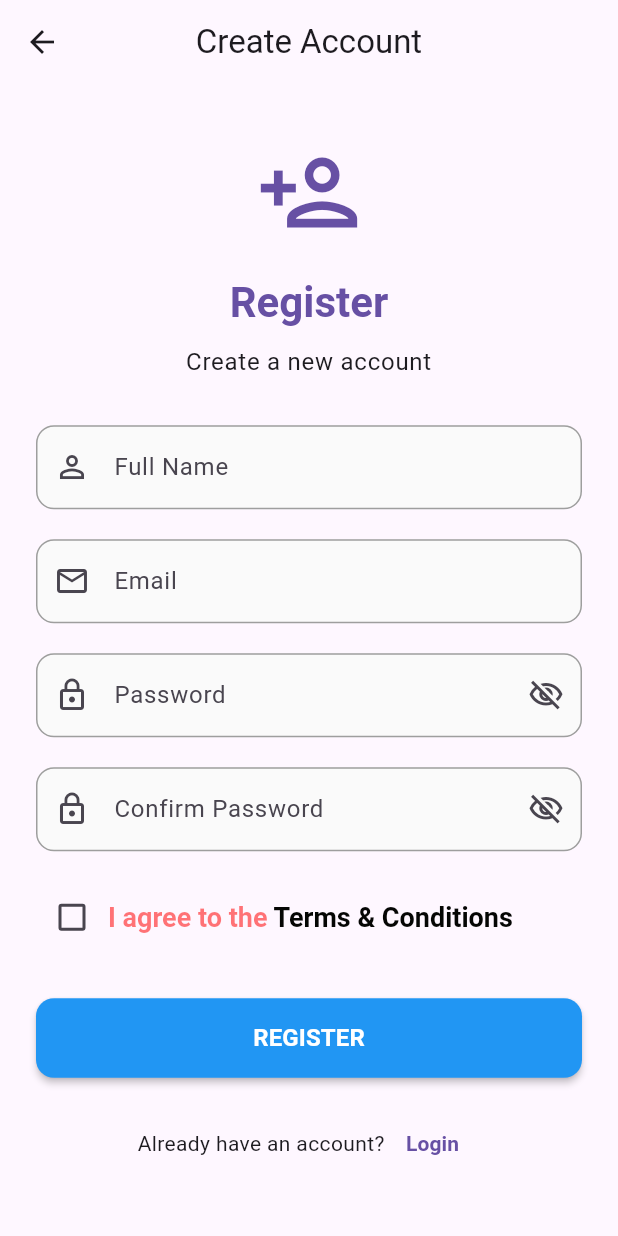
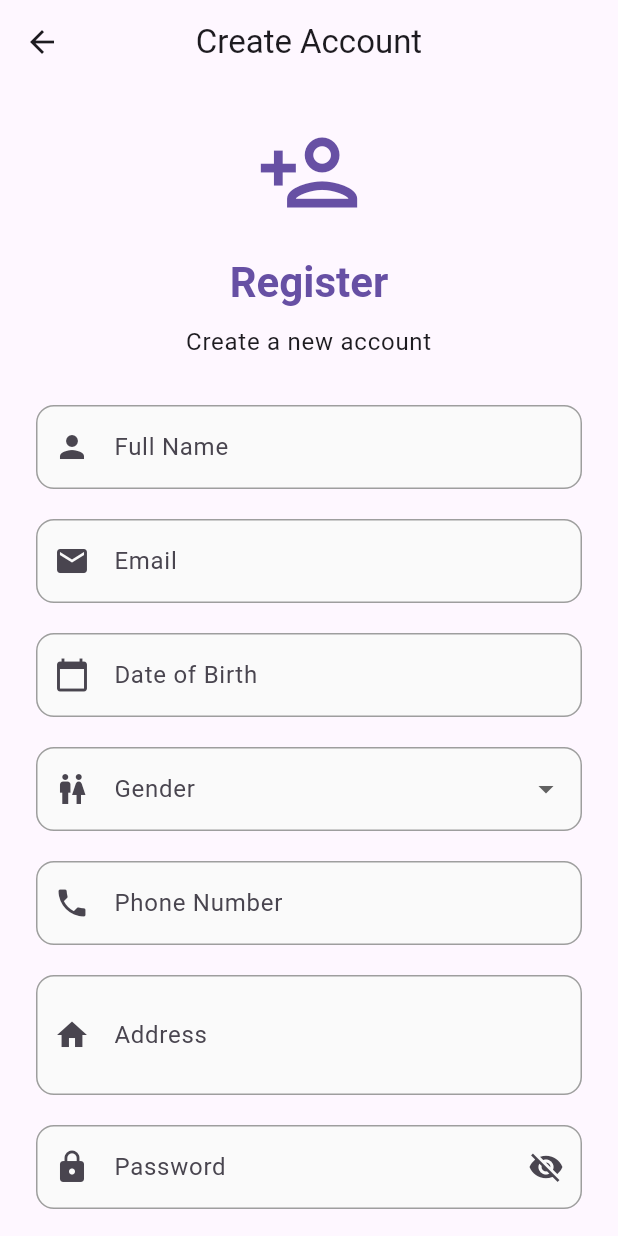
Before and after one commit to Khiyraa/Drawer, a Flutter app: the RegisterScreen screen opened by its route, on a phone screen of 412 x 824 dp. Run offline on Flutter 3.47's test engine with Material 3 defaults, Android fonts, the phone set to English and light mode, and no system bars.

Commit message:
login, register, dashboard

```diff
--- a/lib/login_screen.dart
+++ b/lib/login_screen.dart
@@ -168,7 +168,7 @@ class _LoginScreenState extends State<LoginScreen> {
                           // Forgot Password Link
                           TextButton(
                             onPressed: () {
-                              // TODO: Navigate to forgot password screen
+                              Navigator.pushNamed(context, '/forgot-password');
                             },
                             child: const Text('Forgot Password?'),
                           ),
--- a/lib/main.dart
+++ b/lib/main.dart
@@ -1,3 +1,4 @@
+import 'package:drawer/forgot_password.dart';
 import 'package:flutter/material.dart';
 import 'login_screen.dart';
 import 'register_screen.dart';
@@ -56,6 +57,7 @@ class MyApp extends StatelessWidget {
         '/': (context) => const LoginScreen(),
         '/register': (context) => const RegisterScreen(),
         '/home': (context) => const HomeScreen(),
+         '/forgot-password': (context) => const ForgotPasswordScreen(),
       },
     );
   }
--- a/lib/register_screen.dart
+++ b/lib/register_screen.dart
@@ -11,8 +11,13 @@ class _RegisterScreenState extends State<RegisterScreen> {
   final _formKey = GlobalKey<FormState>();
   final _nameController = TextEditingController();
   final _emailController = TextEditingController();
+  final _dobController = TextEditingController(); // Date of Birth
+  final _phoneController = TextEditingController();
+  final _addressController = TextEditingController();
   final _passwordController = TextEditingController();
   final _confirmPasswordController = TextEditingController();
+  String? _selectedGender;
+
   bool _isPasswordVisible = false;
   bool _isConfirmPasswordVisible = false;
   bool _agreeToTerms = false;
@@ -21,21 +26,38 @@ class _RegisterScreenState extends State<RegisterScreen> {
   void dispose() {
     _nameController.dispose();
     _emailController.dispose();
+    _dobController.dispose();
+    _phoneController.dispose();
+    _addressController.dispose();
     _passwordController.dispose();
     _confirmPasswordController.dispose();
     super.dispose();
   }
 
+  void _selectDate() async {
+    DateTime? picked = await showDatePicker(
+      context: context,
+      initialDate: DateTime(2000),
+      firstDate: DateTime(1900),
+      lastDate: DateTime.now(),
+    );
+    if (picked != null) {
+      _dobController.text = "${picked.toLocal()}".split(' ')[0];
+    }
+  }
+
   void _register() {
     if (_formKey.currentState!.validate() && _agreeToTerms) {
-      // TODO: Implement registration logic
       ScaffoldMessenger.of(context).showSnackBar(
         const SnackBar(content: Text('Processing Registration...')),
       );
-
-      // Simulasi registrasi berhasil
+      //simulasi registrasi berhasil
       print('Name: ${_nameController.text}');
       print('Email: ${_emailController.text}');
+      print('DOB: ${_dobController.text}');
+      print('Gender: $_selectedGender');
+      print('Phone: ${_phoneController.text}');
+      print('Address: ${_addressController.text}');
       print('Password: ${_passwordController.text}');
     } else if (!_agreeToTerms) {
       ScaffoldMessenger.of(context).showSnackBar(
@@ -45,8 +67,7 @@ class _RegisterScreenState extends State<RegisterScreen> {
   }
 
   void _navigateToLogin() {
-    // Kembali ke halaman login
-    Navigator.pop(context);
+    Navigator.pop(context); //kembali ke halaman login
   }
 
   @override
@@ -58,12 +79,11 @@ class _RegisterScreenState extends State<RegisterScreen> {
         elevation: 0,
       ),
       body: SafeArea(
-        child: Center(
         child: SingleChildScrollView(
           padding: const EdgeInsets.all(24.0),
+          child: Form(
+            key: _formKey,
             child: Column(
-              mainAxisAlignment: MainAxisAlignment.center,
-              crossAxisAlignment: CrossAxisAlignment.stretch,
               children: [
                 // Icon atau Gambar
                 Icon(
@@ -92,49 +112,28 @@ class _RegisterScreenState extends State<RegisterScreen> {
                 ),
                 const SizedBox(height: 30),
 
-                // Form Register
-                Form(
-                  key: _formKey,
-                  child: Column(
-                    children: [
-                      // Name Field
+                // Full Name
                 TextFormField(
                   controller: _nameController,
-                        textCapitalization: TextCapitalization.words,
-                        decoration: InputDecoration(
+                  decoration: const InputDecoration(
                     labelText: 'Full Name',
-                          hintText: 'Enter your full name',
-                          prefixIcon: const Icon(Icons.person_outline),
-                          border: OutlineInputBorder(
-                            borderRadius: BorderRadius.circular(12),
+                    prefixIcon: Icon(Icons.person),
                   ),
-                        ),
-                        validator: (value) {
-                          if (value == null || value.isEmpty) {
-                            return 'Please enter your name';
-                          }
-                          return null;
-                        },
+                  validator: (value) =>
+                      value!.isEmpty ? 'Please enter your name' : null,
                 ),
                 const SizedBox(height: 20),
 
-                      // Email Field
+                // Email
                 TextFormField(
                   controller: _emailController,
                   keyboardType: TextInputType.emailAddress,
-                        decoration: InputDecoration(
+                  decoration: const InputDecoration(
                     labelText: 'Email',
-                          hintText: 'Enter your email',
-                          prefixIcon: const Icon(Icons.email_outlined),
-                          border: OutlineInputBorder(
-                            borderRadius: BorderRadius.circular(12),
-                          ),
+                    prefixIcon: Icon(Icons.email),
                   ),
                   validator: (value) {
-                          if (value == null || value.isEmpty) {
-                            return 'Please enter your email';
-                          }
-                          // Simple email validation
+                    if (value!.isEmpty) return 'Please enter your email';
                     if (!RegExp(r'\S+@\S+\.\S+').hasMatch(value)) {
                       return 'Please enter a valid email';
                     }
@@ -143,19 +142,80 @@ class _RegisterScreenState extends State<RegisterScreen> {
                 ),
                 const SizedBox(height: 20),
 
-                      // Password Field
+                // Date of Birth
+                TextFormField(
+                  controller: _dobController,
+                  readOnly: true,
+                  onTap: _selectDate,
+                  decoration: const InputDecoration(
+                    labelText: 'Date of Birth',
+                    prefixIcon: Icon(Icons.calendar_today),
+                  ),
+                  validator: (value) =>
+                      value!.isEmpty ? 'Please select your birth date' : null,
+                ),
+                const SizedBox(height: 20),
+
+                // Gender
+                DropdownButtonFormField<String>(
+                  decoration: const InputDecoration(
+                    labelText: 'Gender',
+                    prefixIcon: Icon(Icons.wc),
+                  ),
+                  value: _selectedGender,
+                  items: const [
+                    DropdownMenuItem(value: 'Male', child: Text('Male')),
+                    DropdownMenuItem(value: 'Female', child: Text('Female')),
+                    DropdownMenuItem(value: 'Other', child: Text('Other')),
+                  ],
+                  onChanged: (value) {
+                    setState(() {
+                      _selectedGender = value;
+                    });
+                  },
+                  validator: (value) =>
+                      value == null ? 'Please select your gender' : null,
+                ),
+                const SizedBox(height: 20),
+
+                // Phone Number
+                TextFormField(
+                  controller: _phoneController,
+                  keyboardType: TextInputType.phone,
+                  decoration: const InputDecoration(
+                    labelText: 'Phone Number',
+                    prefixIcon: Icon(Icons.phone),
+                  ),
+                  validator: (value) =>
+                      value!.isEmpty ? 'Please enter your phone number' : null,
+                ),
+                const SizedBox(height: 20),
+
+                // Address
+                TextFormField(
+                  controller: _addressController,
+                  maxLines: 2,
+                  decoration: const InputDecoration(
+                    labelText: 'Address',
+                    prefixIcon: Icon(Icons.home),
+                  ),
+                  validator: (value) =>
+                      value!.isEmpty ? 'Please enter your address' : null,
+                ),
+                const SizedBox(height: 20),
+
+                // Password
                 TextFormField(
                   controller: _passwordController,
                   obscureText: !_isPasswordVisible,
                   decoration: InputDecoration(
                     labelText: 'Password',
-                          hintText: 'Enter your password',
-                          prefixIcon: const Icon(Icons.lock_outline),
+                    prefixIcon: const Icon(Icons.lock),
                     suffixIcon: IconButton(
                       icon: Icon(
                         _isPasswordVisible
-                                  ? Icons.visibility_outlined
-                                  : Icons.visibility_off_outlined,
+                            ? Icons.visibility
+                            : Icons.visibility_off,
                       ),
                       onPressed: () {
                         setState(() {
@@ -163,14 +223,9 @@ class _RegisterScreenState extends State<RegisterScreen> {
                         });
                       },
                     ),
-                          border: OutlineInputBorder(
-                            borderRadius: BorderRadius.circular(12),
-                          ),
                   ),
                   validator: (value) {
-                          if (value == null || value.isEmpty) {
-                            return 'Please enter a password';
-                          }
+                    if (value!.isEmpty) return 'Please enter a password';
                     if (value.length < 6) {
                       return 'Password must be at least 6 characters';
                     }
@@ -179,19 +234,18 @@ class _RegisterScreenState extends State<RegisterScreen> {
                 ),
                 const SizedBox(height: 20),
 
-                      // Confirm Password Field
+                // Confirm Password
                 TextFormField(
                   controller: _confirmPasswordController,
                   obscureText: !_isConfirmPasswordVisible,
                   decoration: InputDecoration(
                     labelText: 'Confirm Password',
-                          hintText: 'Confirm your password',
-                          prefixIcon: const Icon(Icons.lock_outline),
+                    prefixIcon: const Icon(Icons.lock),
                     suffixIcon: IconButton(
                       icon: Icon(
                         _isConfirmPasswordVisible
-                                  ? Icons.visibility_outlined
-                                  : Icons.visibility_off_outlined,
+                            ? Icons.visibility
+                            : Icons.visibility_off,
                       ),
                       onPressed: () {
                         setState(() {
@@ -200,12 +254,9 @@ class _RegisterScreenState extends State<RegisterScreen> {
                         });
                       },
                     ),
-                          border: OutlineInputBorder(
-                            borderRadius: BorderRadius.circular(12),
-                          ),
                   ),
                   validator: (value) {
-                          if (value == null || value.isEmpty) {
+                    if (value!.isEmpty) {
                       return 'Please confirm your password';
                     }
                     if (value != _passwordController.text) {
@@ -228,21 +279,15 @@ class _RegisterScreenState extends State<RegisterScreen> {
                       },
                     ),
                     Expanded(
-                            child: RichText(
-                              text: TextSpan(
+                      child: Text.rich(
+                        TextSpan(
                           text: 'I agree to the ',
-                                style: TextStyle(
-                                  fontWeight: FontWeight.bold,
-                                  color: const Color.fromARGB(137, 255, 0, 0),
-                                  fontSize: 18,
-                                ),
-                                children: <TextSpan>[
+                          children: [
                             TextSpan(
                               text: 'Terms & Conditions',
-                                    style: TextStyle(
-                                      fontSize: 18,
+                              style: const TextStyle(
                                 fontWeight: FontWeight.bold,
-                                      color: const Color.fromARGB(251, 1, 2, 0),
+                                color: Colors.blue,
                               ),
                             ),
                           ],
@@ -251,26 +296,15 @@ class _RegisterScreenState extends State<RegisterScreen> {
                     ),
                   ],
                 ),
-                      const SizedBox(height: 30),
+                const SizedBox(height: 20),
 
                 // Register Button
                 ElevatedButton(
                   onPressed: _register,
-                        style: ElevatedButton.styleFrom(
-                          padding: const EdgeInsets.symmetric(vertical: 15),
-                          shape: RoundedRectangleBorder(
-                            borderRadius: BorderRadius.circular(12),
+                  child: const Text('REGISTER'),
                 ),
-                        ),
-                        child: const Text(
-                          'REGISTER',
-                          style: TextStyle(
-                            fontSize: 16,
-                            fontWeight: FontWeight.bold,
-                          ),
-                        ),
-                      ),
-                      const SizedBox(height: 20),
+
+                const SizedBox(height: 10),
 
                 // Login Option
                 Row(
@@ -279,15 +313,9 @@ class _RegisterScreenState extends State<RegisterScreen> {
                     const Text("Already have an account?"),
                     TextButton(
                       onPressed: _navigateToLogin,
-                            child: const Text(
-                              'Login',
-                              style: TextStyle(fontWeight: FontWeight.bold),
-                            ),
+                      child: const Text("Login"),
                     ),
                   ],
-                      ),
-                    ],
-                  ),
                 ),
               ],
             ),
```
Also changed, not shown: lib/forgot_password.dart (added, +47 -0 lines). Lines whose indentation alone changed are shown as unchanged.
